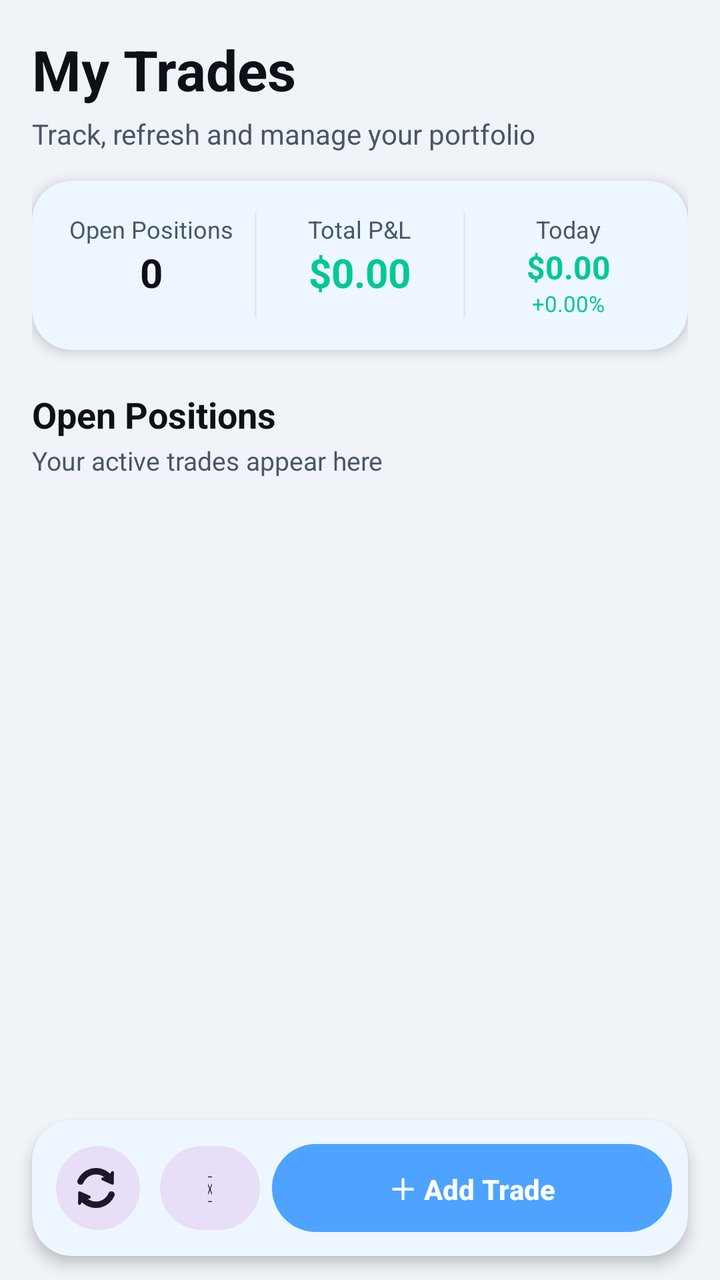
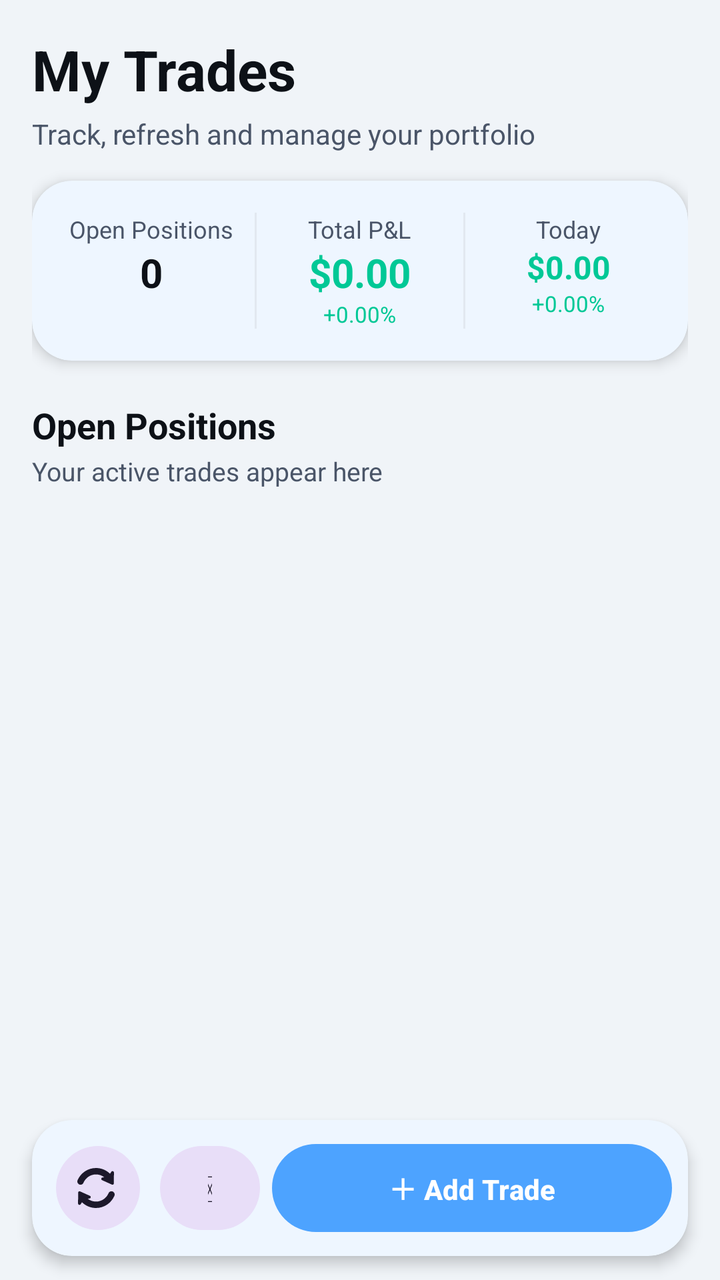

Screens rendered from an Android XML layout before and after an edit, with the pre-edit source and the edit as a unified diff.
<!-- AndroidManifest.xml: application theme Theme.Chart -->
<!-- res/layout/fragment_portfolio.xml -->
<?xml version="1.0" encoding="utf-8"?>
<LinearLayout xmlns:android="http://schemas.android.com/apk/res/android"
    xmlns:app="http://schemas.android.com/apk/res-auto"
    android:layout_width="match_parent"
    android:layout_height="match_parent"
    android:orientation="vertical"
    android:background="?attr/colorBackground">

    
    <LinearLayout
        android:layout_width="match_parent"
        android:layout_height="wrap_content"
        android:orientation="vertical"
        android:padding="16dp">

        <TextView
            android:layout_width="wrap_content"
            android:layout_height="wrap_content"
            android:text="My Trades"
            android:textColor="?attr/colorOnBackground"
            android:textSize="28sp"
            android:textStyle="bold" />

        <TextView
            android:layout_width="wrap_content"
            android:layout_height="wrap_content"
            android:layout_marginTop="4dp"
            android:text="Track, refresh and manage your portfolio"
            android:textColor="?attr/colorOnSurfaceVariant"
            android:textSize="14sp" />

        
        <com.google.android.material.card.MaterialCardView
            android:layout_width="match_parent"
            android:layout_height="wrap_content"
            android:layout_marginTop="14dp"
            android:clipToOutline="true"
            app:cardCornerRadius="20dp"
            app:cardElevation="4dp"
            app:cardPreventCornerOverlap="true"
            app:strokeWidth="0dp">

            <LinearLayout
                android:layout_width="match_parent"
                android:layout_height="wrap_content"
                android:orientation="horizontal"
                android:background="@android:color/transparent"
                android:padding="16dp">

                
                <LinearLayout
                    android:layout_width="0dp"
                    android:layout_height="wrap_content"
                    android:layout_weight="1"
                    android:orientation="vertical"
                    android:background="@android:color/transparent"
                    android:gravity="center">

                    <TextView
                        android:layout_width="wrap_content"
                        android:layout_height="wrap_content"
                        android:text="Open Positions"
                        android:textSize="12sp"
                        android:textColor="?attr/colorOnSurfaceVariant" />

                    <TextView
                        android:id="@+id/tvOpenCount"
                        android:layout_width="wrap_content"
                        android:layout_height="wrap_content"
                        android:text="0"
                        android:textSize="20sp"
                        android:textStyle="bold"
                        android:textColor="?attr/colorOnSurface" />
                </LinearLayout>

                <View
                    android:layout_width="1dp"
                    android:layout_height="match_parent"
                    android:background="@color/colorDivider"
                    android:layout_marginHorizontal="8dp" />

                
                <LinearLayout
                    android:layout_width="0dp"
                    android:layout_height="wrap_content"
                    android:layout_weight="1"
                    android:orientation="vertical"
                    android:background="@android:color/transparent"
                    android:gravity="center">

                    <TextView
                        android:layout_width="wrap_content"
                        android:layout_height="wrap_content"
                        android:text="Total P&amp;L"
                        android:textSize="12sp"
                        android:textColor="?attr/colorOnSurfaceVariant" />

                    <TextView
                        android:id="@+id/tvTotalPnl"
                        android:layout_width="wrap_content"
                        android:layout_height="wrap_content"
                        android:text="$0.00"
                        android:textSize="20sp"
                        android:textStyle="bold"
                        android:textColor="@color/gain" />
                </LinearLayout>

                <View
                    android:layout_width="1dp"
                    android:layout_height="match_parent"
                    android:background="@color/colorDivider"
                    android:layout_marginHorizontal="8dp" />

                
                <LinearLayout
                    android:layout_width="0dp"
                    android:layout_height="wrap_content"
                    android:layout_weight="1"
                    android:orientation="vertical"
                    android:background="@android:color/transparent"
                    android:gravity="center">

                    <TextView
                        android:layout_width="wrap_content"
                        android:layout_height="wrap_content"
                        android:text="Today"
                        android:textSize="12sp"
                        android:textColor="?attr/colorOnSurfaceVariant" />

                    <TextView
                        android:id="@+id/tvDailyPnl"
                        android:layout_width="wrap_content"
                        android:layout_height="wrap_content"
                        android:text="$0.00"
                        android:textSize="16sp"
                        android:textStyle="bold"
                        android:textColor="@color/gain" />

                    <TextView
                        android:id="@+id/tvDailyPct"
                        android:layout_width="wrap_content"
                        android:layout_height="wrap_content"
                        android:text="+0.00%"
                        android:textSize="11sp"
                        android:textColor="@color/gain" />

                </LinearLayout>

            </LinearLayout>
        </com.google.android.material.card.MaterialCardView>

        
        <TextView
            android:layout_width="wrap_content"
            android:layout_height="wrap_content"
            android:layout_marginTop="20dp"
            android:text="Open Positions"
            android:textColor="?attr/colorOnSurface"
            android:textSize="18sp"
            android:textStyle="bold" />

        <TextView
            android:layout_width="wrap_content"
            android:layout_height="wrap_content"
            android:layout_marginTop="2dp"
            android:text="Your active trades appear here"
            android:textColor="?attr/colorOnSurfaceVariant"
            android:textSize="13sp" />

    </LinearLayout>

    
    <androidx.recyclerview.widget.RecyclerView
        android:id="@+id/tradesRecyclerView"
        android:layout_width="match_parent"
        android:layout_height="0dp"
        android:layout_weight="1"
        android:clipToPadding="false"
        android:clipChildren="false"
        android:overScrollMode="never"
        android:paddingBottom="8dp"
        android:scrollbars="vertical" />

    
    <com.google.android.material.card.MaterialCardView
        android:layout_width="match_parent"
        android:layout_height="wrap_content"
        android:layout_marginHorizontal="16dp"
        android:layout_marginBottom="12dp"
        android:clipToOutline="true"
        app:cardCornerRadius="20dp"
        app:cardElevation="4dp"
        app:cardPreventCornerOverlap="true"
        app:strokeWidth="0dp">

        <LinearLayout
            android:layout_width="match_parent"
            android:layout_height="wrap_content"
            android:orientation="horizontal"
            android:gravity="center_vertical"
            android:background="@android:color/transparent"
            android:padding="8dp">

            <com.google.android.material.button.MaterialButton
                android:id="@+id/btnRefreshPortfolio"
                style="@style/Widget.Material3.Button.IconButton.Filled.Tonal"
                android:layout_width="50dp"
                android:layout_height="50dp"
                android:layout_marginEnd="6dp"
                android:contentDescription="Refresh portfolio"
                app:icon="@drawable/baseline_refresh_24" />

            
            <com.google.android.material.button.MaterialButton
                android:id="@+id/btnPortfolioChart"
                style="@style/Widget.Material3.Button.TonalButton"
                android:layout_width="50dp"
                android:layout_height="50dp"
                android:layout_marginEnd="6dp"
                android:text="&#128202;"
                android:textSize="18sp"
                android:textAllCaps="false"
                android:contentDescription="Portfolio chart" />

            <com.google.android.material.button.MaterialButton
                android:id="@+id/btnAddStockToPortfolio"
                style="@style/Widget.Material3.Button"
                android:layout_width="0dp"
                android:layout_height="52dp"
                android:layout_weight="1"
                android:text="&#65291; Add Trade"
                android:textAllCaps="false"
                android:textStyle="bold" />

        </LinearLayout>

    </com.google.android.material.card.MaterialCardView>

</LinearLayout>
<!-- resources referenced by this layout -->
<resources>
  <color name="colorDivider">#E2E8F0</color>
  <color name="gain">#00C896</color>
  <style name="Theme.Chart" parent="Base.Theme.MogoMarket" />
  <style name="Base.Theme.MogoMarket" parent="Theme.Material3.DayNight.NoActionBar">
          <item name="colorPrimary">@color/primary</item>
          <item name="colorPrimaryVariant">@color/primary_dark</item>
          <item name="colorOnPrimary">@color/white</item>
          <item name="colorSecondary">@color/bg_card</item>
          <item name="colorOnSecondary">@color/text_primary</item>
          <item name="colorSurface">@color/bg_secondary</item>
          <item name="colorOnSurface">@color/text_primary</item>
          <item name="android:colorBackground">@color/bg_primary</item>
          <item name="colorBackground">@color/bg_primary</item>
          <item name="colorOnBackground">@color/text_primary</item>
          <item name="colorOnSurfaceVariant">@color/text_secondary</item>
          <item name="colorError">@color/loss</item>
          <item name="colorOnError">@color/white</item>
          <item name="android:textColor">@color/text_primary</item>
          <item name="materialCardViewStyle">@style/CardStyle</item>
          <item name="android:statusBarColor">@color/bg_primary</item>
          
          <item name="android:windowLightStatusBar">true</item>
          
          <item name="bottomNavigationStyle">@style/BottomNavStyle</item>
      </style>
  <color name="primary">#4DA3FF</color>
  <color name="primary_dark">#1C6DD0</color>
  <color name="white">#FFFFFF</color>
  <color name="bg_card">#FFFFFF</color>
  <color name="text_primary">#0D1117</color>
  <color name="bg_secondary">#FFFFFF</color>
  <color name="bg_primary">#F0F4F8</color>
  <color name="text_secondary">#4A5568</color>
  <color name="loss">#FF4D4D</color>
  <style name="CardStyle" parent="Widget.Material3.CardView.Elevated">
          <item name="cardBackgroundColor">@color/bg_card</item>
          <item name="strokeColor">@color/colorDivider</item>
          <item name="strokeWidth">0dp</item>
          <item name="cardCornerRadius">16dp</item>
          <item name="cardElevation">2dp</item>
      </style>
  <style name="BottomNavStyle" parent="Widget.Material3.BottomNavigationView">
          <item name="android:background">?attr/colorSurface</item>
          <item name="elevation">8dp</item>
          <item name="labelVisibilityMode">labeled</item>
          <item name="itemActiveIndicatorStyle">@style/BottomNavIndicatorStyle</item>
      </style>
  <style name="BottomNavIndicatorStyle" parent="Widget.Material3.BottomNavigationView.ActiveIndicator">
          <item name="android:color">@android:color/transparent</item>
          <item name="android:width">0dp</item>
          <item name="android:height">0dp</item>
      </style>
  <!-- unchanged entries left out for length: 1 -->
</resources>

<!-- the commit's change to res/layout/fragment_portfolio.xml (unified diff, before → after) -->
@@ -103,6 +103,16 @@
                         android:textSize="20sp"
                         android:textStyle="bold"
                         android:textColor="@color/gain" />
+
+                    
+                    <TextView
+                        android:id="@+id/tvTotalPct"
+                        android:layout_width="wrap_content"
+                        android:layout_height="wrap_content"
+                        android:text="+0.00%"
+                        android:textSize="11sp"
+                        android:textColor="@color/gain" />
+
                 </LinearLayout>
 
                 <View
